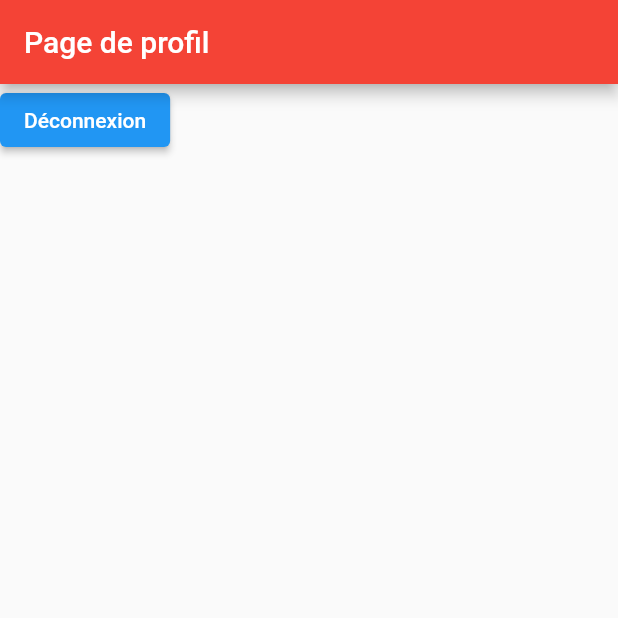
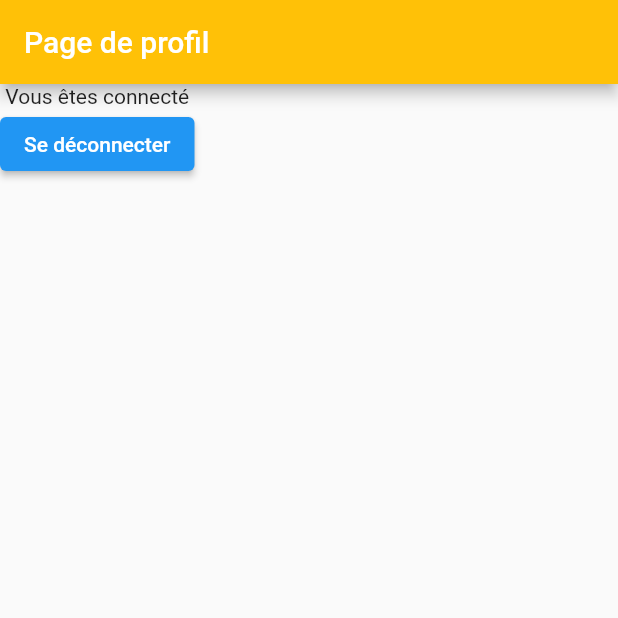
Before and after one commit to davipro34/demo_firebase_login_app, a Flutter app: the screen it shows once a user with an empty profile is signed in, on a phone screen of 412 x 824 dp, the top half of it. Run offline on Flutter 3.47's test engine with Material 2 defaults, Android fonts, the light colour scheme and no system bars; our stand-ins replace firebase_auth, firebase_core, google_fonts; accounts and stored records are empty; generated files the repository leaves out were written again.

Commit message:
The Login Tab Bar and the Homepage button was updated

```diff
--- a/lib/home_page.dart
+++ b/lib/home_page.dart
@@ -15,9 +15,19 @@ class Homepage extends StatelessWidget {
       home: Scaffold(
         appBar: AppBar(
           title: const Text('Page de profil'),
-          backgroundColor: Colors.red,
+          backgroundColor: Colors.amber,
         ),
-        body: ElevatedButton(onPressed: auth.signOut, child: const Text('Déconnexion')),
+        body: Column(
+          children: [
+            const Text('Vous êtes connecté'),
+            ElevatedButton(
+              onPressed: () {
+                auth.signOut();
+              },
+              child: const Text('Se déconnecter'),
+            ),
+          ],
+        ),
       ),
     );
   }
--- a/lib/main.dart
+++ b/lib/main.dart
@@ -30,15 +30,26 @@ class LoginTabBar extends StatelessWidget {
   Widget build(BuildContext context) {
     return MaterialApp(
       debugShowCheckedModeBanner: false,
-      home: Scaffold(
+      theme: ThemeData(
+        hintColor: Colors.red.shade400,
+      ),
+      home: DefaultTabController(
+        length: 2,
+        child: Scaffold(
           appBar: AppBar(
-          title: const Text('Page de connexion'),
             backgroundColor: Colors.amber,
+            bottom: TabBar(tabs: [Tab(text: 'Connexion'), Tab(text: 'Inscription',)]),
+          title: const Text('Firebase Login'),
           ),
-        body: const ElevatedButton(onPressed: loginToFirebase, child: Text('Connexion')),
+          body: TabBarView(
+            children: [
+              LoginPage(),
+              SignupPage(),
+            ],
+          ),
+        ),
       ),
     );
-  }
   }
 
   void loginToFirebase() {
@@ -54,3 +65,4 @@ void loginToFirebase() {
       print(e.toString());
     }
   }
+}
```
Lines whose indentation alone changed are shown as unchanged.
